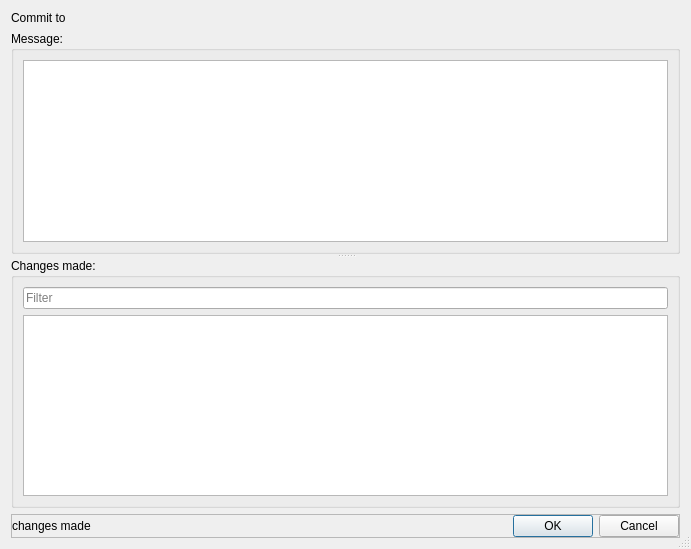
Before: the Qt Designer form forms/repo_dialogcommit.ui in 3drepo/3drepogui, drawn with Qt 5.
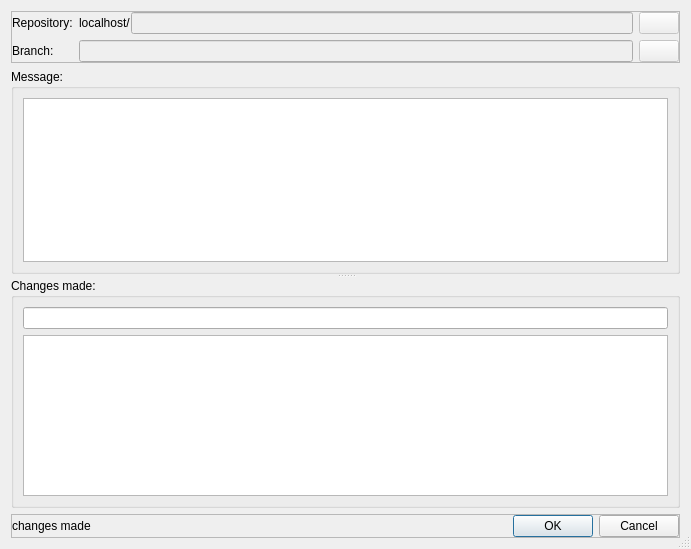
After: the same form once the commit is applied. Custom widgets are drawn as their Qt base class.

Commit message: Added branch and repository to the commit dialog.

```diff
--- a/forms/repo_dialogcommit.ui
+++ b/forms/repo_dialogcommit.ui
@@ -18,16 +18,145 @@
   </property>
   <layout class="QVBoxLayout" name="verticalLayout">
    <item>
-    <widget class="QLabel" name="commitToLabel">
-     <property name="sizePolicy">
-      <sizepolicy hsizetype="Preferred" vsizetype="Fixed">
-       <horstretch>0</horstretch>
-       <verstretch>0</verstretch>
-      </sizepolicy>
+    <widget class="QFrame" name="frame_2">
+     <property name="frameShape">
+      <enum>QFrame::StyledPanel</enum>
      </property>
-     <property name="text">
-      <string>Commit to</string>
+     <property name="frameShadow">
+      <enum>QFrame::Raised</enum>
      </property>
+     <layout class="QGridLayout" name="gridLayout_2">
+      <property name="leftMargin">
+       <number>0</number>
+      </property>
+      <property name="topMargin">
+       <number>0</number>
+      </property>
+      <property name="rightMargin">
+       <number>0</number>
+      </property>
+      <property name="bottomMargin">
+       <number>0</number>
+      </property>
+      <property name="horizontalSpacing">
+       <number>0</number>
+      </property>
+      <item row="0" column="1">
+       <spacer name="horizontalSpacer">
+        <property name="orientation">
+         <enum>Qt::Horizontal</enum>
+        </property>
+        <property name="sizeType">
+         <enum>QSizePolicy::Fixed</enum>
+        </property>
+        <property name="sizeHint" stdset="0">
+         <size>
+          <width>6</width>
+          <height>20</height>
+         </size>
+        </property>
+       </spacer>
+      </item>
+      <item row="0" column="2">
+       <widget class="QLabel" name="serverLabel">
+        <property name="text">
+         <string>localhost/</string>
+        </property>
+       </widget>
+      </item>
+      <item row="0" column="0">
+       <widget class="QLabel" name="repositoryLabel">
+        <property name="sizePolicy">
+         <sizepolicy hsizetype="Preferred" vsizetype="Preferred">
+          <horstretch>0</horstretch>
+          <verstretch>0</verstretch>
+         </sizepolicy>
+        </property>
+        <property name="text">
+         <string>Repository:</string>
+        </property>
+       </widget>
+      </item>
+      <item row="1" column="2" colspan="2">
+       <widget class="QLineEdit" name="branchLineEdit">
+        <property name="enabled">
+         <bool>false</bool>
+        </property>
+       </widget>
+      </item>
+      <item row="0" column="3">
+       <widget class="QLineEdit" name="repositoryLineEdit">
+        <property name="enabled">
+         <bool>false</bool>
+        </property>
+       </widget>
+      </item>
+      <item row="1" column="0">
+       <widget class="QLabel" name="branchLabel">
+        <property name="text">
+         <string>Branch:</string>
+        </property>
+       </widget>
+      </item>
+      <item row="1" column="5">
+       <widget class="QPushButton" name="branchPushButton">
+        <property name="enabled">
+         <bool>false</bool>
+        </property>
+        <property name="text">
+         <string/>
+        </property>
+        <property name="checkable">
+         <bool>true</bool>
+        </property>
+       </widget>
+      </item>
+      <item row="0" column="5">
+       <widget class="QPushButton" name="repositoryPushButton">
+        <property name="enabled">
+         <bool>false</bool>
+        </property>
+        <property name="text">
+         <string/>
+        </property>
+        <property name="checkable">
+         <bool>true</bool>
+        </property>
+       </widget>
+      </item>
+      <item row="0" column="4">
+       <spacer name="horizontalSpacer_2">
+        <property name="orientation">
+         <enum>Qt::Horizontal</enum>
+        </property>
+        <property name="sizeType">
+         <enum>QSizePolicy::Fixed</enum>
+        </property>
+        <property name="sizeHint" stdset="0">
+         <size>
+          <width>6</width>
+          <height>20</height>
+         </size>
+        </property>
+       </spacer>
+      </item>
+      <item row="1" column="4">
+       <spacer name="horizontalSpacer_3">
+        <property name="orientation">
+         <enum>Qt::Horizontal</enum>
+        </property>
+        <property name="sizeType">
+         <enum>QSizePolicy::Fixed</enum>
+        </property>
+        <property name="sizeHint" stdset="0">
+         <size>
+          <width>6</width>
+          <height>20</height>
+         </size>
+        </property>
+       </spacer>
+      </item>
+     </layout>
     </widget>
    </item>
    <item>
@@ -76,11 +205,7 @@
       </property>
       <layout class="QVBoxLayout" name="verticalLayout_2">
        <item>
-        <widget class="QLineEdit" name="filterLineEdit">
-         <property name="placeholderText">
-          <string>Filter</string>
-         </property>
-        </widget>
+        <widget class="repo::gui::RepoLineEdit" name="filterLineEdit"/>
        </item>
        <item>
         <widget class="QTreeView" name="treeView">
@@ -151,6 +276,13 @@
    </item>
   </layout>
  </widget>
+ <customwidgets>
+  <customwidget>
+   <class>repo::gui::RepoLineEdit</class>
+   <extends>QLineEdit</extends>
+   <header>../widgets/repo_lineedit.h</header>
+  </customwidget>
+ </customwidgets>
  <resources/>
  <connections>
   <connection>
```
The commit also changes 5 other files.
